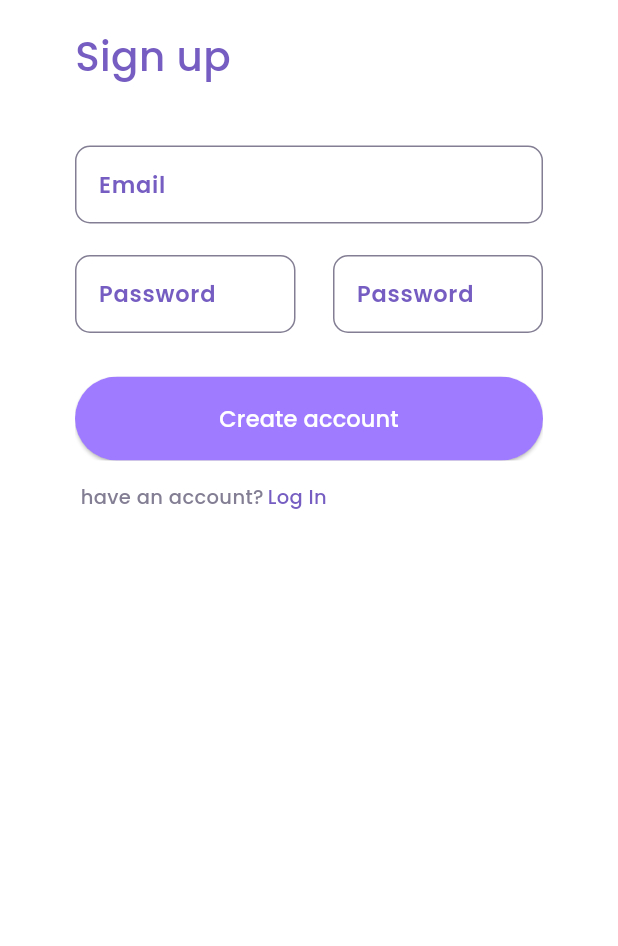
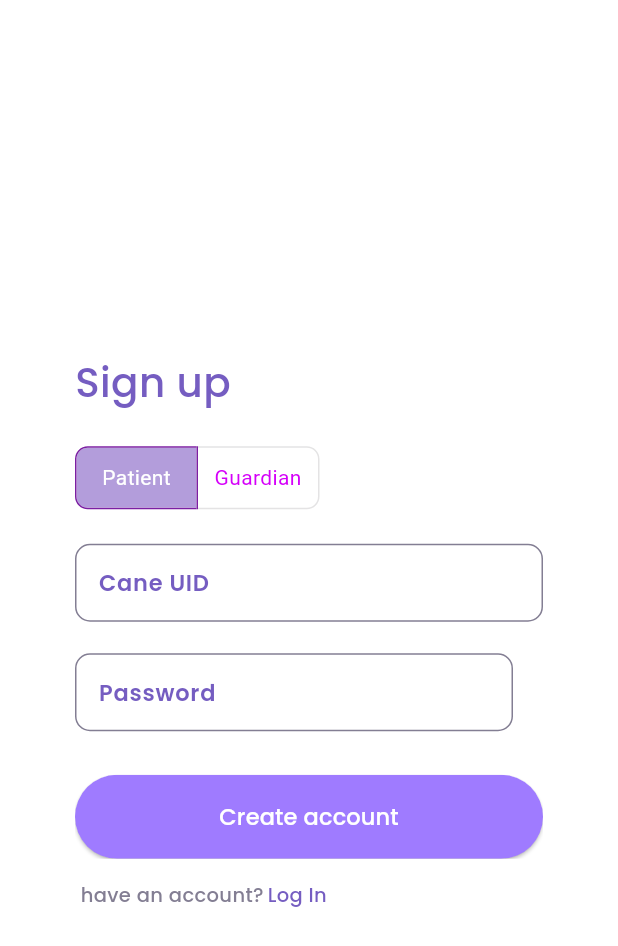
Before and after one commit to izasoerya/IntelliCane, a Flutter app: the MainView screen opened directly, swiped to page 2, on a phone screen of 412 x 824 dp. Shown: the top 946 px of the screen. Run offline on Flutter 3.47's test engine with Material 3 defaults, Android fonts, the phone set to English and light mode, and no system bars; our stand-ins replace firebase_core, firebase_messaging, google_fonts, google_maps_flutter; missing offline and left inert: flutter_timer_countdown; accounts and stored records are empty; generated files the repository leaves out were written again.

Commit message:
feat: finish login and sign up user

```diff
--- a/lib/login_page/page.dart
+++ b/lib/login_page/page.dart
@@ -1,7 +1,6 @@
 import 'package:flutter/material.dart';
 import 'screens/login_screen.dart';
 import 'screens/sign_up_screen.dart';
-import 'screens/verify_screen.dart';
 
 class MainView extends StatefulWidget {
   const MainView({super.key});
@@ -18,19 +17,15 @@ class _MainViewState extends State<MainView> {
     return Scaffold(
       body: PageView.builder(
         physics: const NeverScrollableScrollPhysics(),
-        itemCount: 3,
+        itemCount: 2,
         controller: controller,
         itemBuilder: (context, index) {
           if (index == 0) {
             return LoginScreen(
               controller: controller,
             );
-          } else if (index == 1) {
+          } else {
             return SingUpScreen(
-              controller: controller,
-            );
-          } else {
-            return VerifyScreen(
               controller: controller,
             );
           }
--- a/lib/login_page/screens/sign_up_screen.dart
+++ b/lib/login_page/screens/sign_up_screen.dart
@@ -1,4 +1,5 @@
 import 'package:flutter/material.dart';
+import '../widget/role_slider.dart';
 
 class SingUpScreen extends StatefulWidget {
   const SingUpScreen({super.key, required this.controller});
@@ -7,26 +8,28 @@ class SingUpScreen extends StatefulWidget {
   State<SingUpScreen> createState() => _SingUpScreenState();
 }
 
+String userRole = "Patient";
+
 class _SingUpScreenState extends State<SingUpScreen> {
   final TextEditingController _emailController = TextEditingController();
   final TextEditingController _passController = TextEditingController();
   final TextEditingController _repassController = TextEditingController();
+
+  void determineUserRole(String role) {
+    setState(() {
+      print("should be changed! $role");
+      userRole = role;
+    });
+  }
 
   @override
   Widget build(BuildContext context) {
     return Scaffold(
       backgroundColor: Colors.white,
       body: Column(
-        crossAxisAlignment: CrossAxisAlignment.start,
+        crossAxisAlignment: CrossAxisAlignment.center,
+        mainAxisAlignment: MainAxisAlignment.center,
         children: [
-          // Padding(
-          //   padding: const EdgeInsets.only(top: 0),
-          //   child: Image.asset(
-          //     "assets/images/vector-2.png",
-          //     width: 428,
-          //     height: 457,
-          //   ),
-          // ),
           const SizedBox(
             height: 18,
           ),
@@ -45,9 +48,9 @@ class _SingUpScreenState extends State<SingUpScreen> {
                     fontWeight: FontWeight.w500,
                   ),
                 ),
-                const SizedBox(
-                  height: 40,
-                ),
+                const SizedBox(height: 20),
+                ToggleButtonsSample(hookRole: determineUserRole),
+                const SizedBox(height: 20),
                 SizedBox(
                   height: 56,
                   child: TextField(
@@ -59,22 +62,23 @@ class _SingUpScreenState extends State<SingUpScreen> {
                       fontFamily: 'Poppins',
                       fontWeight: FontWeight.w400,
                     ),
-                    decoration: const InputDecoration(
-                      labelText: 'Email',
-                      labelStyle: TextStyle(
+                    decoration: InputDecoration(
+                      labelText:
+                          userRole == 'Patient' ? 'Cane UID' : 'Username',
+                      labelStyle: const TextStyle(
                         color: Color(0xFF755DC1),
                         fontSize: 15,
                         fontFamily: 'Poppins',
                         fontWeight: FontWeight.w600,
                       ),
-                      enabledBorder: OutlineInputBorder(
+                      enabledBorder: const OutlineInputBorder(
                         borderRadius: BorderRadius.all(Radius.circular(10)),
                         borderSide: BorderSide(
                           width: 1,
                           color: Color(0xFF837E93),
                         ),
                       ),
-                      focusedBorder: OutlineInputBorder(
+                      focusedBorder: const OutlineInputBorder(
                         borderRadius: BorderRadius.all(Radius.circular(10)),
                         borderSide: BorderSide(
                           width: 1,
@@ -91,7 +95,7 @@ class _SingUpScreenState extends State<SingUpScreen> {
                   mainAxisAlignment: MainAxisAlignment.spaceBetween,
                   children: [
                     SizedBox(
-                      width: 147,
+                      width: 292,
                       height: 56,
                       child: TextField(
                         controller: _passController,
@@ -105,50 +109,6 @@ class _SingUpScreenState extends State<SingUpScreen> {
                         decoration: const InputDecoration(
                           labelText: 'Password',
                           hintText: 'Create Password',
-                          hintStyle: TextStyle(
-                            color: Color(0xFF837E93),
-                            fontSize: 10,
-                            fontFamily: 'Poppins',
-                            fontWeight: FontWeight.w400,
-                          ),
-                          labelStyle: TextStyle(
-                            color: Color(0xFF755DC1),
-                            fontSize: 15,
-                            fontFamily: 'Poppins',
-                            fontWeight: FontWeight.w600,
-                          ),
-                          enabledBorder: OutlineInputBorder(
-                            borderRadius: BorderRadius.all(Radius.circular(10)),
-                            borderSide: BorderSide(
-                              width: 1,
-                              color: Color(0xFF837E93),
-                            ),
-                          ),
-                          focusedBorder: OutlineInputBorder(
-                            borderRadius: BorderRadius.all(Radius.circular(10)),
-                            borderSide: BorderSide(
-                              width: 1,
-                              color: Color(0xFF9F7BFF),
-                            ),
-                          ),
-                        ),
-                      ),
-                    ),
-                    SizedBox(
-                      width: 140,
-                      height: 56,
-                      child: TextField(
-                        controller: _repassController,
-                        textAlign: TextAlign.center,
-                        style: const TextStyle(
-                          color: Color(0xFF393939),
-                          fontSize: 13,
-                          fontFamily: 'Poppins',
-                          fontWeight: FontWeight.w400,
-                        ),
-                        decoration: const InputDecoration(
-                          labelText: 'Password',
-                          hintText: 'Confirm Password',
                           hintStyle: TextStyle(
                             color: Color(0xFF837E93),
                             fontSize: 10,
--- a/lib/login_page/widget/role_slider.dart
+++ b/lib/login_page/widget/role_slider.dart
@@ -1,47 +1,51 @@
 import 'package:flutter/material.dart';
-import 'package:slidable_button/slidable_button.dart';
 
-class RoleSlider extends StatefulWidget {
-  const RoleSlider({super.key, required this.determineUserRole});
-  final void Function(String result) determineUserRole;
+const List<Widget> role = <Widget>[
+  Text('Patient'),
+  Text('Guardian'),
+];
+
+class ToggleButtonsSample extends StatefulWidget {
+  const ToggleButtonsSample({super.key, required this.hookRole});
+  final void Function(String role) hookRole;
 
   @override
-  State<RoleSlider> createState() => _RoleSliderState();
+  State<ToggleButtonsSample> createState() => _ToggleButtonsSampleState();
 }
 
-class _RoleSliderState extends State<RoleSlider> {
-  String result = "Patient";
+class _ToggleButtonsSampleState extends State<ToggleButtonsSample> {
+  final List<bool> _role = <bool>[true, false];
+  bool vertical = false;
   @override
   Widget build(BuildContext context) {
-    return HorizontalSlidableButton(
-      width: MediaQuery.of(context).size.width,
-      buttonWidth: 150,
-      color: Theme.of(context).primaryColor.withOpacity(0.5),
-      buttonColor: Theme.of(context).primaryColor,
-      dismissible: false,
-      label: const Center(child: Text('|||')),
-      child: const Padding(
-        padding: EdgeInsets.all(8.0),
-        child: Row(
-          mainAxisAlignment: MainAxisAlignment.spaceBetween,
-          children: [
-            Text('Patient',
-                style: TextStyle(
-                    color: Colors.black, fontWeight: FontWeight.bold)),
-            Text('Guardian',
-                style: TextStyle(
-                    color: Colors.black, fontWeight: FontWeight.bold)),
-          ],
+    return Column(
+      children: [
+        ToggleButtons(
+          direction: vertical ? Axis.vertical : Axis.horizontal,
+          onPressed: (int index) {
+            setState(() {
+              // The button that is tapped is set to true, and the others to false.
+              for (int i = 0; i < _role.length; i++) {
+                _role[i] = i == index;
+              }
+              _role[0] == true
+                  ? widget.hookRole("Patient")
+                  : widget.hookRole("Guardian");
+            });
+          },
+          borderRadius: const BorderRadius.all(Radius.circular(8)),
+          selectedBorderColor: Colors.purple[700],
+          selectedColor: Colors.white,
+          fillColor: Colors.deepPurple[200],
+          color: Colors.purpleAccent[400],
+          constraints: const BoxConstraints(
+            minHeight: 40.0,
+            minWidth: 80.0,
+          ),
+          isSelected: _role,
+          children: role,
         ),
-      ),
-      onChanged: (position) {
-        widget.determineUserRole(result);
-        if (position == SlidableButtonPosition.end) {
-          result = 'Patient';
-        } else {
-          result = 'Guardian';
-        }
-      },
+      ],
     );
   }
 }
```
Also changed, not shown: lib/login_page/screens/login_screen.dart (+12 -9 lines), lib/maps_page/maps_api.dart (+1 -6 lines).
